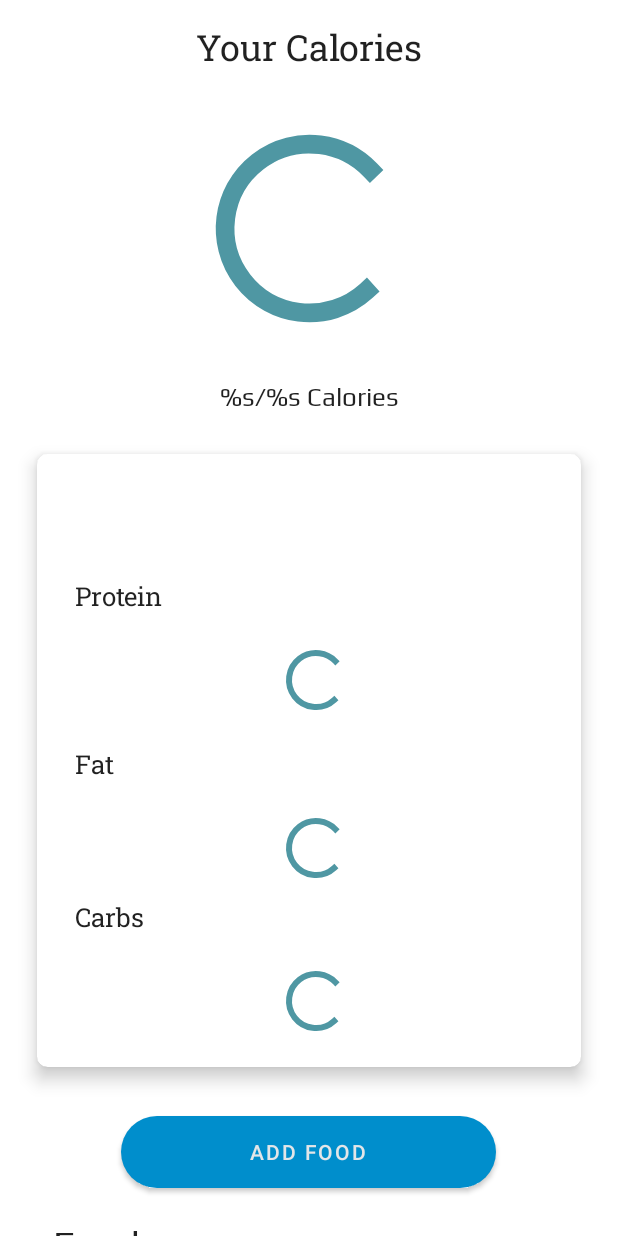
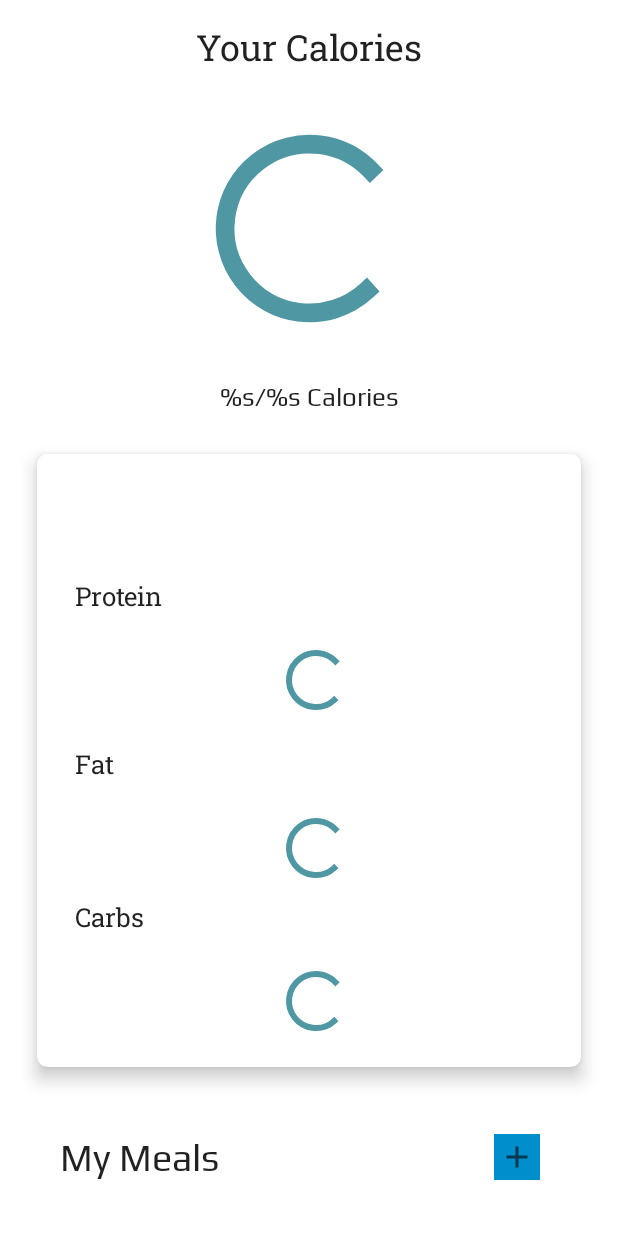
Before and after one commit to fatwaabdusyukur/Monu, an Android app: the layout detail_daily.xml on its own in the app's theme, with its tools: preview values and no code run, on a phone screen of 412 x 824 dp. Run offline under Robolectric (Android 15) with nearby library versions, the phone set to English and light mode, and no system bars; plain views replace CircularProgressBar, IconRoundCornerProgressBar.

Commit message:
Memperbaiki tampilan di halaman home dan daily

```diff
--- a/app/src/main/java/com/capstone/monu/ui/detail/DetailFoodActivity.kt
+++ b/app/src/main/java/com/capstone/monu/ui/detail/DetailFoodActivity.kt
@@ -44,6 +44,10 @@ class DetailFoodActivity : AppCompatActivity() {
             barFat.progress = food.fat.toFloat()
             barCarbs.progress = food.carbohydrate.toFloat()
 
+            barProtein.progressText = MonuConverter.doubleToFloor(food.protein).toString()
+            barFat.progressText = MonuConverter.doubleToFloor(food.fat).toString()
+            barCarbs.progressText = MonuConverter.doubleToFloor(food.carbohydrate).toString()
+
             detailCalories.text = resources.getString(R.string.detail_calories, MonuConverter.doubleToFloor(food.calories).toString())
 
         }
--- a/app/src/main/res/layout/add_food_fragment.xml
+++ b/app/src/main/res/layout/add_food_fragment.xml
@@ -2,6 +2,7 @@
 <androidx.constraintlayout.widget.ConstraintLayout xmlns:android="http://schemas.android.com/apk/res/android"
     xmlns:app="http://schemas.android.com/apk/res-auto"
     xmlns:tools="http://schemas.android.com/tools"
+    android:id="@+id/add_fragment_container"
     android:layout_width="match_parent"
     android:layout_height="match_parent">
 
@@ -52,7 +53,7 @@
         app:layout_constraintStart_toStartOf="parent"
         app:layout_constraintTop_toBottomOf="@+id/textView2"
         app:np_dividerColor="@color/colorPrimary"
-        app:np_formatter="@string/number_formater"
+        app:np_formatter="@string/number_formatter"
         app:np_height="194dp"
         app:np_max="23"
         app:np_min="00"
@@ -74,7 +75,7 @@
         app:layout_constraintStart_toEndOf="@+id/hour"
         app:layout_constraintTop_toBottomOf="@+id/textView3"
         app:np_dividerColor="@color/colorPrimary"
-        app:np_formatter="@string/number_formater"
+        app:np_formatter="@string/number_formatter"
         app:np_height="194dp"
         app:np_max="59"
         app:np_min="00"
--- a/app/src/main/res/layout/detail_daily.xml
+++ b/app/src/main/res/layout/detail_daily.xml
@@ -62,31 +62,35 @@
         app:layout_constraintStart_toStartOf="parent"
         app:layout_constraintTop_toBottomOf="@id/detail_target_calories" />
 
-    <Button
+    <ImageButton
         android:id="@+id/btn_add_food"
-        android:layout_width="250dp"
+        android:layout_width="wrap_content"
         android:layout_height="wrap_content"
-        android:layout_marginStart="45dp"
-        android:layout_marginTop="20dp"
+        android:layout_marginStart="35dp"
+        android:layout_marginTop="32dp"
         android:layout_marginEnd="45dp"
-        android:background="@drawable/custom_btn_add"
-        android:text="@string/add_food"
+        android:background="@color/colorPrimary"
+        android:padding="3dp"
+        android:src="@drawable/ic_add"
         app:layout_constraintEnd_toEndOf="parent"
-        app:layout_constraintHorizontal_bias="0.492"
-        app:layout_constraintStart_toStartOf="parent"
+        app:layout_constraintHorizontal_bias="0.956"
+        app:layout_constraintStart_toEndOf="@+id/tv_brand_food"
         app:layout_constraintTop_toBottomOf="@+id/card_nutrients" />
 
     <TextView
         android:id="@+id/tv_brand_food"
         style="@style/fontNutrients"
-        android:textSize="25sp"
         android:layout_width="wrap_content"
         android:layout_height="wrap_content"
-        android:layout_marginStart="35dp"
-        android:layout_marginTop="20dp"
-        android:text="@string/food"
+        android:layout_marginStart="40dp"
+        android:layout_marginTop="30dp"
+        android:layout_marginBottom="70dp"
+        android:text="@string/my_meals"
+        android:textSize="25sp"
+        app:layout_constraintBottom_toBottomOf="parent"
         app:layout_constraintStart_toStartOf="parent"
-        app:layout_constraintTop_toBottomOf="@+id/btn_add_food" />
+        app:layout_constraintTop_toBottomOf="@+id/card_nutrients"
+        app:layout_constraintVertical_bias="0.0" />
 
     <androidx.recyclerview.widget.RecyclerView
         android:id="@+id/rv_daily_meals"
--- a/app/src/main/res/values/colors.xml
+++ b/app/src/main/res/values/colors.xml
@@ -11,7 +11,7 @@
     <color name="colorSecondaryVariant">#FF018786</color>
 
     <color name="crimson">#FD541E</color>
-    <color name="crimson_light">#F87951</color>
+    <color name="crimson_light">#FFDCD1</color>
 
     <color name="light_macha">#E8E7C4</color>
     <color name="macha">#78762B</color>
--- a/app/src/main/res/values/strings.xml
+++ b/app/src/main/res/values/strings.xml
@@ -24,8 +24,9 @@
     <string name="your_calories">Your Calories</string>
     <string name="daily_nut">%s/%s Gram</string>
     <string name="nutrients_desc">Nutrients</string>
-    <string name="number_formater">%02d</string>
+    <string name="number_formatter">%02d</string>
     <string name="content_desc_food_label">food label</string>
     <string name="empty_target_calories">Please Make Your Daily Meals First!</string>
+    <string name="my_meals">My Meals</string>
 
 </resources>
```
Also changed, not shown: app/src/main/java/com/capstone/monu/ui/daily/AddFoodFragment.kt (+10 -1 lines), app/src/main/java/com/capstone/monu/ui/daily/DailyFragment.kt (+29 -23 lines), app/src/main/java/com/capstone/monu/ui/home/HomeFragment.kt (+13 -9 lines), app/src/main/res/layout/activity_main.xml (+2 -5 lines), app/src/main/res/layout/card_detail_food.xml (+15 -27 lines), app/src/main/res/layout/fragment_home.xml (+20 -15 lines).
